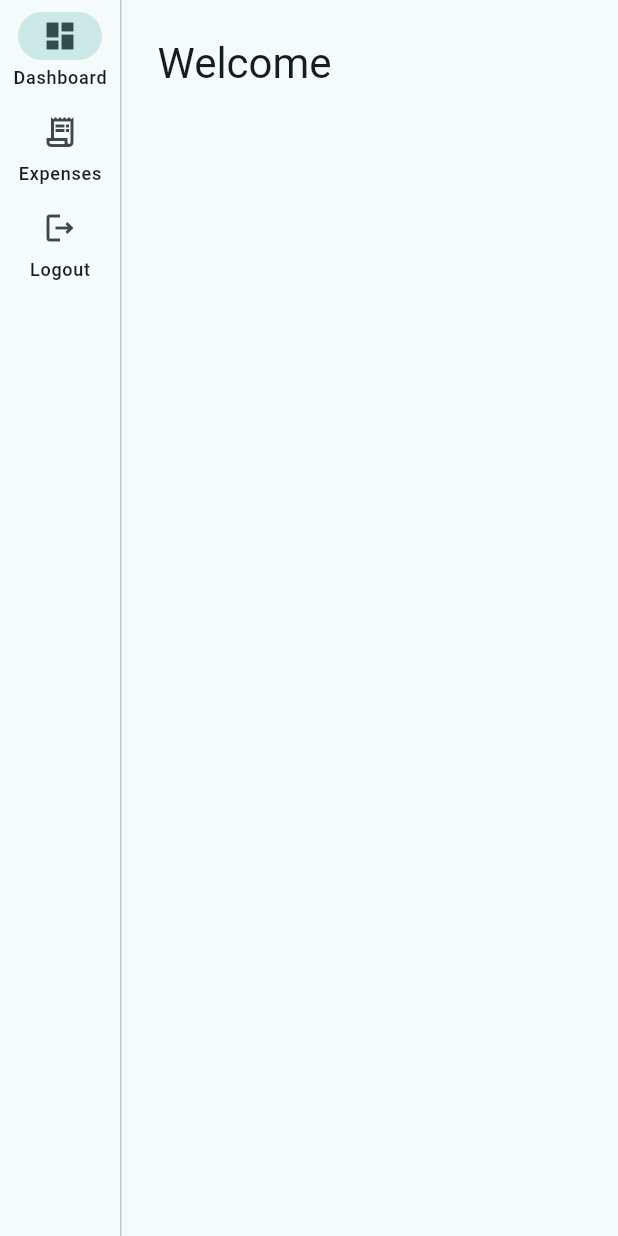
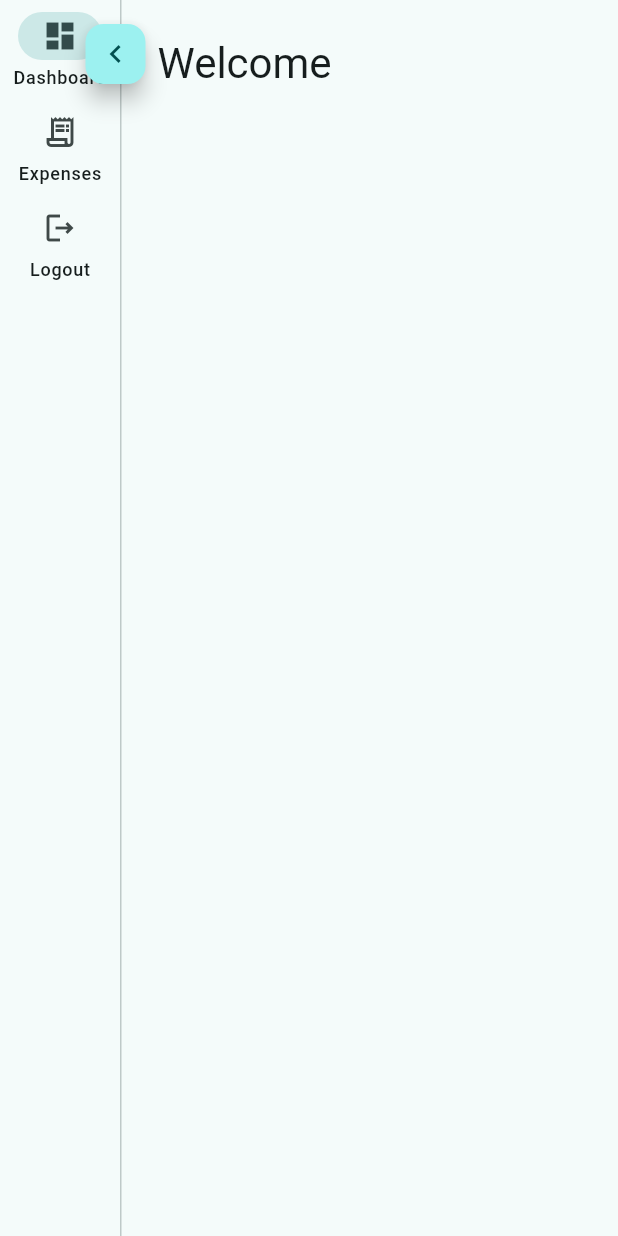
Before and after one commit to antharph/expenses_frontend, a Flutter app: the DashboardScreen screen opened directly, on a phone screen of 412 x 824 dp. Run offline on Flutter 3.47's test engine with Material 3 defaults, Android fonts, the phone set to English and light mode, and no system bars; our stand-ins replace dio, firebase_auth, firebase_core, flutter_dotenv, flutter_riverpod, google_sign_in and 2 more; accounts and stored records are empty.

Commit message:
collapsable menu

```diff
--- a/lib/features/dashboard/dashboard_screen.dart
+++ b/lib/features/dashboard/dashboard_screen.dart
@@ -14,6 +14,9 @@ class DashboardScreen extends ConsumerStatefulWidget {
 
 class _DashboardScreenState extends ConsumerState<DashboardScreen> {
   int _railIndex = 0;
+  bool _railExpanded = true;
+
+  static const Duration _railAnimationDuration = Duration(milliseconds: 250);
 
   Future<void> _logout() async {
     await ref.read(sessionProvider.notifier).logout();
@@ -27,9 +30,23 @@ class _DashboardScreenState extends ConsumerState<DashboardScreen> {
   Widget build(BuildContext context) {
     final session = ref.watch(sessionProvider).valueOrNull;
     final name = session?.name ?? '';
+    final topInset = MediaQuery.paddingOf(context).top;
 
     return Scaffold(
       body: Row(
+        crossAxisAlignment: CrossAxisAlignment.stretch,
+        children: [
+          AnimatedSize(
+            duration: _railAnimationDuration,
+            curve: Curves.easeInOutCubic,
+            alignment: Alignment.centerLeft,
+            child: _railExpanded
+                ? Stack(
+                    clipBehavior: Clip.none,
+                    alignment: Alignment.centerLeft,
+                    children: [
+                      Row(
+                        mainAxisSize: MainAxisSize.min,
                         children: [
                           NavigationRail(
                             selectedIndex: _railIndex,
@@ -60,7 +77,31 @@ class _DashboardScreenState extends ConsumerState<DashboardScreen> {
                             ],
                           ),
                           const VerticalDivider(width: 1),
+                        ],
+                      ),
+                      Positioned(
+                        right: -20,
+                        top: topInset + 12,
+                        child: FloatingActionButton.small(
+                          heroTag: 'dashboard_rail_toggle',
+                          tooltip: 'Collapse sidebar',
+                          onPressed: () =>
+                              setState(() => _railExpanded = false),
+                          child: const Icon(Icons.chevron_left),
+                        ),
+                      ),
+                    ],
+                  )
+                : SizedBox(
+                    height: MediaQuery.sizeOf(context).height,
+                    width: 0,
+                  ),
+          ),
           Expanded(
+            child: Stack(
+              clipBehavior: Clip.none,
+              children: [
+                Positioned.fill(
                   child: _railIndex == 0
                       ? Padding(
                           padding: const EdgeInsets.all(24),
@@ -74,6 +115,20 @@ class _DashboardScreenState extends ConsumerState<DashboardScreen> {
                         )
                       : const ExpensesScreen(),
                 ),
+                if (!_railExpanded)
+                  Positioned(
+                    left: 16,
+                    top: topInset + 12,
+                    child: FloatingActionButton.small(
+                      heroTag: 'dashboard_rail_toggle',
+                      tooltip: 'Show sidebar',
+                      onPressed: () => setState(() => _railExpanded = true),
+                      child: const Icon(Icons.menu_rounded),
+                    ),
+                  ),
+              ],
+            ),
+          ),
         ],
       ),
     );
```
Lines whose indentation alone changed are shown as unchanged.
